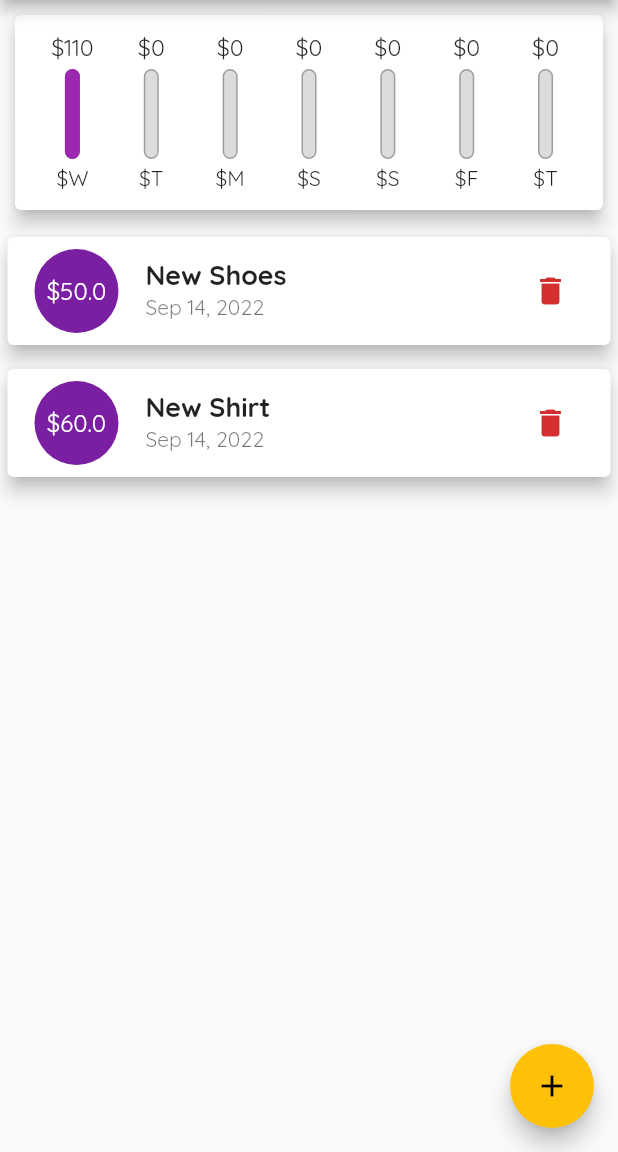
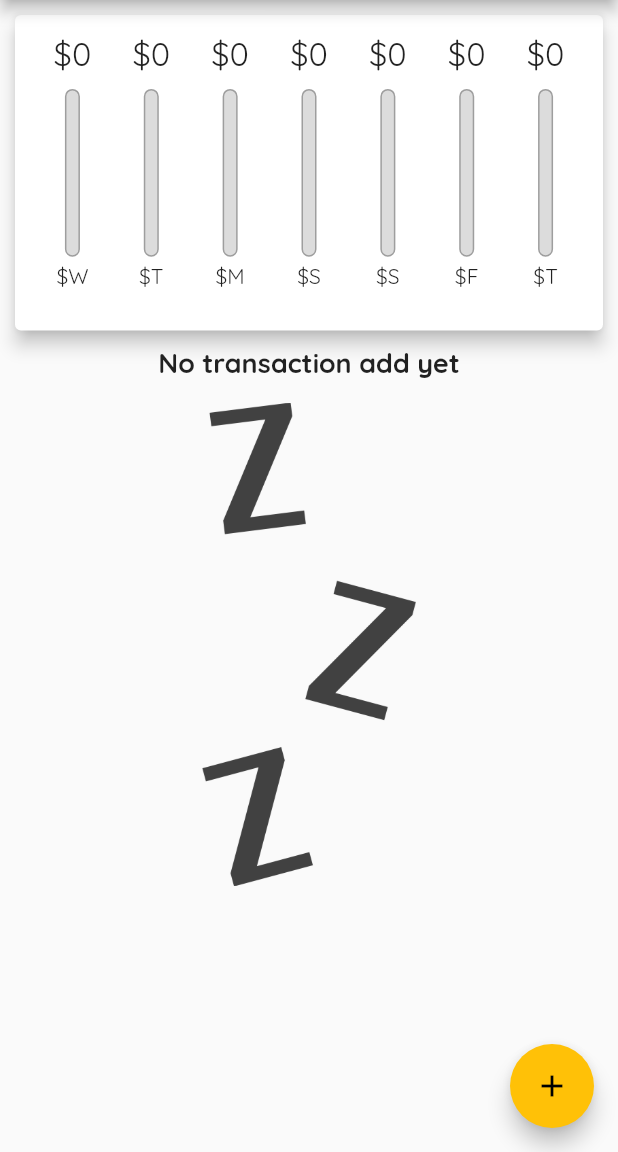
Before and after one commit to HasithKovinda/Personal-Expenses-App, a Flutter app: the screen it shows after launch, on a phone screen of 412 x 824 dp, the part 84-1236 px from its top. Run offline on Flutter 3.47's test engine with Material 2 defaults, Android fonts, the phone set to English and light mode, and no system bars; missing offline and left inert: dart:ffi.

Commit message:
Add Responsive Layouts

```diff
--- a/lib/Widgets/chart_bar.dart
+++ b/lib/Widgets/chart_bar.dart
@@ -8,16 +8,17 @@ class ChartBar extends StatelessWidget {
 
   @override
   Widget build(BuildContext context) {
+    return LayoutBuilder(builder: (ctx, constraints) {
       return Column(
         children: [
           Container(
-            height: 20,
+              height: constraints.maxHeight * 0.15,
               child: FittedBox(child: Text('\$${amount.toStringAsFixed(0)}'))),
-        const SizedBox(
-          height: 4,
+          SizedBox(
+            height: constraints.maxHeight * 0.05,
           ),
           Container(
-          height: 60,
+            height: constraints.maxHeight * 0.6,
             width: 10,
             child: Stack(children: [
               Container(
@@ -39,8 +40,10 @@ class ChartBar extends StatelessWidget {
           const SizedBox(
             height: 4,
           ),
-        Text('\$${lable}'),
+          Container(
+              height: constraints.maxHeight * 0.15, child: Text('\$${lable}')),
         ],
       );
+    });
   }
 }
--- a/lib/Widgets/newtransaction.dart
+++ b/lib/Widgets/newtransaction.dart
@@ -43,10 +43,15 @@ class _NewTransactionState extends State<NewTransaction> {
 
   @override
   Widget build(BuildContext context) {
-    return Card(
+    return SingleChildScrollView(
+      child: Card(
         elevation: 5,
         child: Container(
-        padding: const EdgeInsets.all(10),
+          padding: EdgeInsets.only(
+              top: 10,
+              left: 10,
+              right: 10,
+              bottom: MediaQuery.of(context).viewInsets.bottom + 10),
           child: Column(
             crossAxisAlignment: CrossAxisAlignment.end,
             children: [
@@ -89,6 +94,7 @@ class _NewTransactionState extends State<NewTransaction> {
             ],
           ),
         ),
+      ),
     );
   }
 }
--- a/lib/Widgets/transaction_list.dart
+++ b/lib/Widgets/transaction_list.dart
@@ -9,9 +9,10 @@ class TransactionList extends StatelessWidget {
   @override
   Widget build(BuildContext context) {
     return Container(
-      height: 450,
+      height: 300,
       child: transactions.isEmpty
-          ? Column(
+          ? LayoutBuilder(builder: (ctx, constraints) {
+              return Column(
                 children: [
                   Text(
                     'No transaction add yet',
@@ -19,13 +20,14 @@ class TransactionList extends StatelessWidget {
                   ),
                   const SizedBox(height: 15),
                   SizedBox(
-                    height: 200,
+                      height: constraints.maxHeight * 0.6,
                       child: Image.asset(
                         'assets/images/waiting.png',
                         fit: BoxFit.cover,
                       ))
                 ],
-            )
+              );
+            })
           : ListView.builder(
               itemBuilder: (ctx, index) {
                 return Card(
--- a/lib/main.dart
+++ b/lib/main.dart
@@ -1,12 +1,17 @@
 // ignore_for_file: deprecated_member_use
 
 import 'package:flutter/material.dart';
+import 'package:flutter/services.dart';
 import './Widgets/newtransaction.dart';
 import 'Model/transaction.dart';
 import 'Widgets/transaction_list.dart';
 import 'Widgets/chart.dart';
 
 void main() {
+  //not allow landScape Mode
+  // WidgetsFlutterBinding.ensureInitialized();
+  // SystemChrome.setPreferredOrientations(
+  //     [DeviceOrientation.portraitUp, DeviceOrientation.portraitDown]);
   runApp(MyApp());
 }
 
@@ -43,11 +48,13 @@ class MyHomePage extends StatefulWidget {
 
 class _MyHomePageState extends State<MyHomePage> {
   final List<Transaction> _userTransaction = [
-    Transaction(
-        id: 't1', title: 'New Shoes', amount: 50.00, date: DateTime.now()),
-    Transaction(
-        id: 't2', title: 'New Shirt', amount: 60.00, date: DateTime.now())
+    // Transaction(
+    //     id: 't1', title: 'New Shoes', amount: 50.00, date: DateTime.now()),
+    // Transaction(
+    //     id: 't2', title: 'New Shirt', amount: 60.00, date: DateTime.now())
   ];
+
+  bool showChart = false;
 
   List<Transaction> get _recentTransactions {
     return _userTransaction.where((tx) {
@@ -81,8 +88,9 @@ class _MyHomePageState extends State<MyHomePage> {
 
   @override
   Widget build(BuildContext context) {
-    return Scaffold(
-      appBar: AppBar(
+    final mediaQuery = MediaQuery.of(context);
+    final isLandscape = mediaQuery.orientation == Orientation.landscape;
+    final appBar = AppBar(
       title: const Text('Personal Expense'),
       actions: [
         IconButton(
@@ -91,14 +99,53 @@ class _MyHomePageState extends State<MyHomePage> {
             },
             icon: const Icon(Icons.add))
       ],
-      ),
+    );
+
+    final transaction = Container(
+        height: (mediaQuery.size.height -
+                appBar.preferredSize.height -
+                mediaQuery.padding.top) *
+            0.7,
+        child: TransactionList(_userTransaction, deleteTransaction));
+
+    return Scaffold(
+      appBar: appBar,
       body: SingleChildScrollView(
         child: Column(
           // mainAxisAlignment: MainAxisAlignment.center,
           crossAxisAlignment: CrossAxisAlignment.stretch,
           children: <Widget>[
-            Chart(_recentTransactions),
-            TransactionList(_userTransaction, deleteTransaction)
+            if (isLandscape)
+              Row(
+                mainAxisAlignment: MainAxisAlignment.center,
+                children: [
+                  const Text('Show Chart'),
+                  Switch(
+                      value: showChart,
+                      onChanged: (val) {
+                        setState(() {
+                          showChart = val;
+                        });
+                      }),
+                ],
+              ),
+            if (!isLandscape)
+              Container(
+                  height: (mediaQuery.size.height -
+                          appBar.preferredSize.height -
+                          mediaQuery.padding.top) *
+                      0.3,
+                  child: Chart(_recentTransactions)),
+            transaction,
+            if (isLandscape)
+              showChart
+                  ? Container(
+                      height: (mediaQuery.size.height -
+                              appBar.preferredSize.height -
+                              mediaQuery.padding.top) *
+                          0.7,
+                      child: Chart(_recentTransactions))
+                  : transaction,
           ],
         ),
       ),
```
Lines whose indentation alone changed are shown as unchanged.
